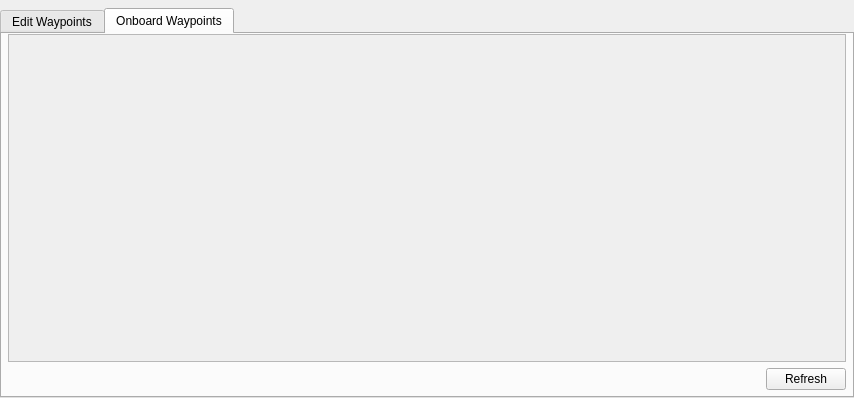
Above: src/ui/WaypointList.ui from mavlink/qgroundcontrol before the change. Below: the same form after it.
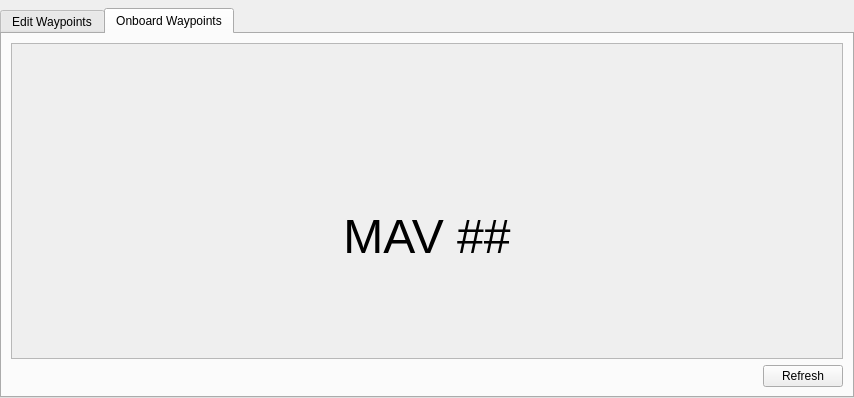
That is the form after the change. The open tabs and pages were chosen to show the change. Icons and pictures are not drawn.

```diff
--- a/src/ui/WaypointList.ui
+++ b/src/ui/WaypointList.ui
@@ -275,21 +275,6 @@
        <string>Onboard Waypoints</string>
       </attribute>
       <layout class="QGridLayout" name="gridLayout_3">
-       <property name="leftMargin">
-        <number>6</number>
-       </property>
-       <property name="topMargin">
-        <number>0</number>
-       </property>
-       <property name="rightMargin">
-        <number>6</number>
-       </property>
-       <property name="bottomMargin">
-        <number>6</number>
-       </property>
-       <property name="spacing">
-        <number>6</number>
-       </property>
        <item row="0" column="0" colspan="3">
         <widget class="QScrollArea" name="readOnlyScrollArea">
          <property name="widgetResizable">
@@ -300,31 +285,42 @@
            <rect>
             <x>0</x>
             <y>0</y>
-            <width>836</width>
-            <height>316</height>
+            <width>830</width>
+            <height>304</height>
            </rect>
           </property>
           <property name="autoFillBackground">
            <bool>true</bool>
           </property>
-          <layout class="QHBoxLayout" name="horizontalLayout_3">
-           <property name="leftMargin">
-            <number>4</number>
-           </property>
-           <property name="topMargin">
-            <number>8</number>
-           </property>
-           <property name="rightMargin">
-            <number>4</number>
-           </property>
-           <property name="bottomMargin">
-            <number>4</number>
-           </property>
+          <layout class="QVBoxLayout" name="verticalLayout">
            <item>
             <widget class="QWidget" name="viewOnlyListWidget" native="true">
              <property name="enabled">
               <bool>true</bool>
              </property>
+             <property name="maximumSize">
+              <size>
+               <width>828</width>
+               <height>16777215</height>
+              </size>
+             </property>
+             <layout class="QGridLayout" name="gridLayout_4">
+              <item row="0" column="0">
+               <widget class="QLabel" name="label">
+                <property name="text">
+                 <string>&lt;!DOCTYPE HTML PUBLIC &quot;-//W3C//DTD HTML 4.0//EN&quot; &quot;http://www.w3.org/TR/REC-html40/strict.dtd&quot;&gt;
+&lt;html&gt;&lt;head&gt;&lt;meta name=&quot;qrichtext&quot; content=&quot;1&quot; /&gt;&lt;style type=&quot;text/css&quot;&gt;
+p, li { white-space: pre-wrap; }
+&lt;/style&gt;&lt;/head&gt;&lt;body style=&quot; font-family:'Ubuntu'; font-size:11pt; font-weight:400; font-style:normal;&quot;&gt;
+&lt;p align=&quot;center&quot; style=&quot;-qt-paragraph-type:empty; margin-top:0px; margin-bottom:0px; margin-left:0px; margin-right:0px; -qt-block-indent:0; text-indent:0px;&quot;&gt;&lt;/p&gt;
+&lt;p align=&quot;center&quot; style=&quot;-qt-paragraph-type:empty; margin-top:0px; margin-bottom:0px; margin-left:0px; margin-right:0px; -qt-block-indent:0; text-indent:0px;&quot;&gt;&lt;/p&gt;
+&lt;p align=&quot;center&quot; style=&quot;-qt-paragraph-type:empty; margin-top:0px; margin-bottom:0px; margin-left:0px; margin-right:0px; -qt-block-indent:0; text-indent:0px;&quot;&gt;&lt;/p&gt;
+&lt;p align=&quot;center&quot; style=&quot;-qt-paragraph-type:empty; margin-top:0px; margin-bottom:0px; margin-left:0px; margin-right:0px; -qt-block-indent:0; text-indent:0px;&quot;&gt;&lt;/p&gt;
+&lt;p align=&quot;center&quot; style=&quot; margin-top:0px; margin-bottom:0px; margin-left:0px; margin-right:0px; -qt-block-indent:0; text-indent:0px;&quot;&gt;&lt;span style=&quot; font-size:36pt;&quot;&gt;MAV ##&lt;/span&gt;&lt;/p&gt;&lt;/body&gt;&lt;/html&gt;</string>
+                </property>
+               </widget>
+              </item>
+             </layout>
             </widget>
            </item>
           </layout>
```
Left out of the diff: 16 changed lines with no effect on the pictures.
